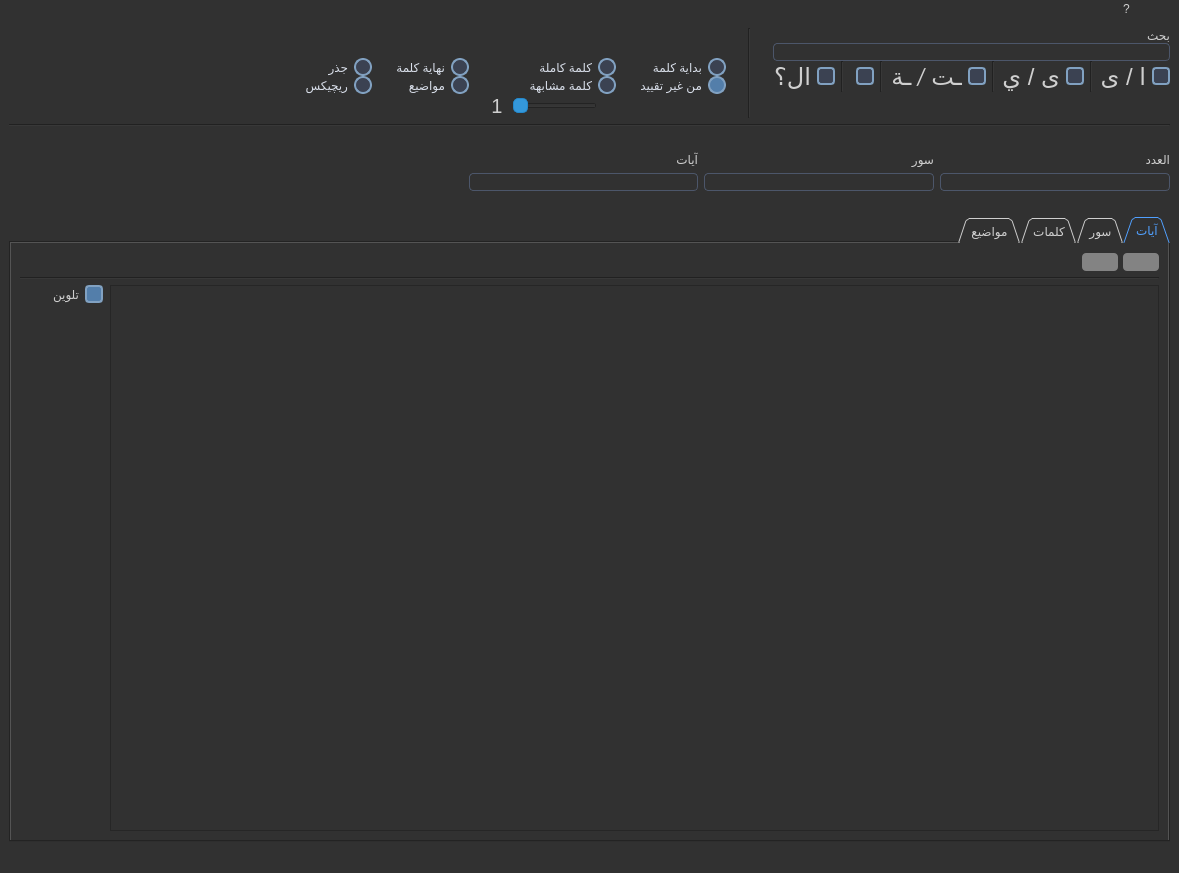
First picture: the form in gui/main_window/main_screen.ui, repository masalha-alaa/quran-counter, before the edit.
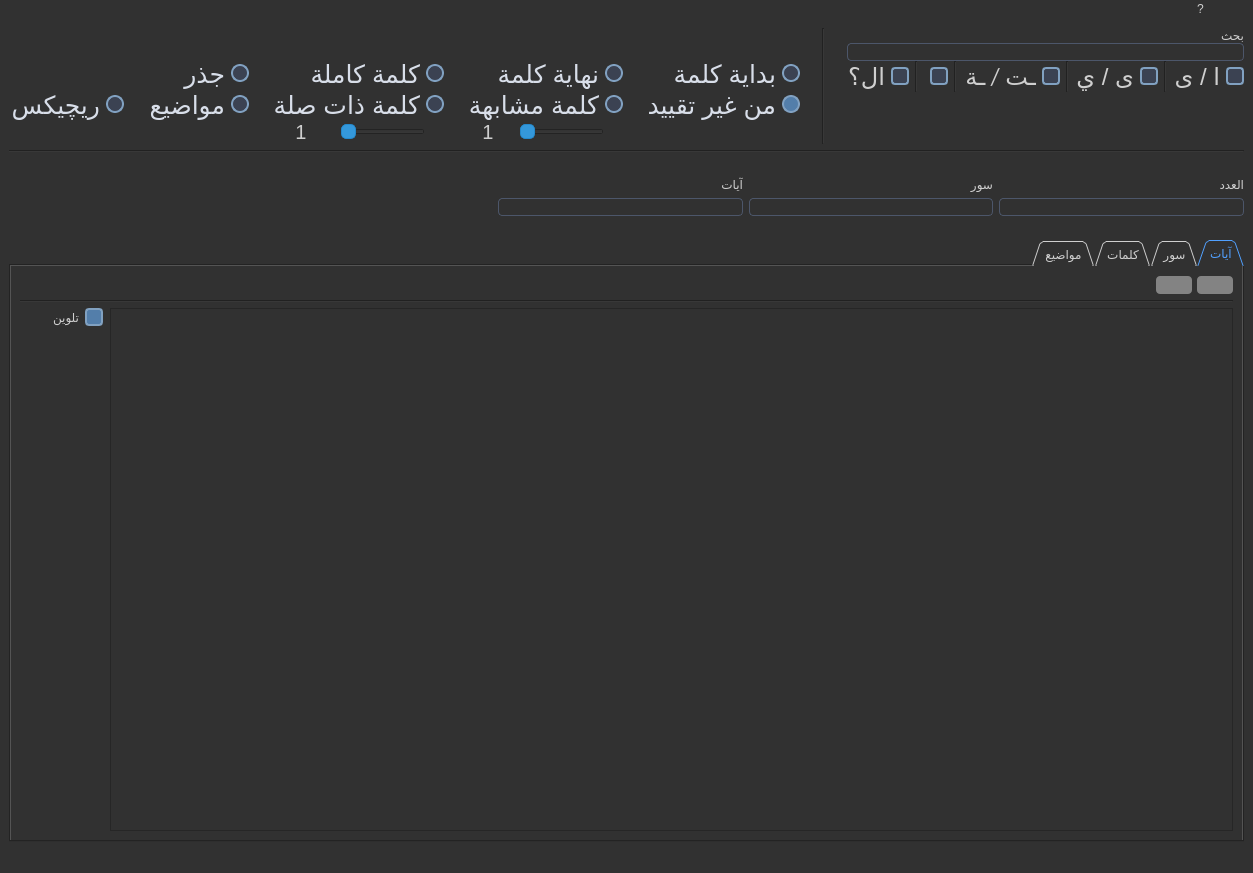
Second picture: the form after the edit. Icons and pictures are not drawn. Custom widgets are drawn as their Qt base class.

Patch:
```diff
--- a/gui/main_window/main_screen.ui
+++ b/gui/main_window/main_screen.ui
@@ -46,9 +46,14 @@
     background-color: #537EAA;
 }
 
+QCheckBox::indicator:hover {
+    background-color: #47607E;
+}
+
 /* Radio button styling */
 QRadioButton {
     color: #D8DEE9;
+    font: 19pt;
 }
 
 QRadioButton::indicator {
@@ -63,6 +68,10 @@
     background-color: #537EAA;
 }
 
+QRadioButton::indicator:hover {
+    background-color: #47607E;
+}
+
 /* Button styling */
 QPushButton {
     background-color: #5F82AD;
@@ -538,47 +547,7 @@
           </item>
          </layout>
         </item>
-        <item row="0" column="1">
-         <widget class="QRadioButton" name="fullWordRadioButton">
-          <property name="toolTip">
-           <string/>
-          </property>
-          <property name="styleSheet">
-           <string notr="true">QToolTip { 
-    color: #484848;
-	font: 14pt;
-}
-</string>
-          </property>
-          <property name="text">
-           <string>كلمة كاملة</string>
-          </property>
-          <attribute name="buttonGroup">
-           <string notr="true">searchOptionsButtonGroup</string>
-          </attribute>
-         </widget>
-        </item>
-        <item row="0" column="2">
-         <widget class="QRadioButton" name="endOfWordRadioButton">
-          <property name="toolTip">
-           <string/>
-          </property>
-          <property name="styleSheet">
-           <string notr="true">QToolTip { 
-    color: #484848;
-	font: 14pt;
-}
-</string>
-          </property>
-          <property name="text">
-           <string>نهاية كلمة</string>
-          </property>
-          <attribute name="buttonGroup">
-           <string notr="true">searchOptionsButtonGroup</string>
-          </attribute>
-         </widget>
-        </item>
-        <item row="1" column="3">
+        <item row="1" column="4">
          <layout class="QVBoxLayout" name="verticalLayout_23">
           <item>
            <widget class="QRadioButton" name="regexRadioButton">
@@ -618,7 +587,7 @@
           </item>
          </layout>
         </item>
-        <item row="1" column="2">
+        <item row="1" column="3">
          <layout class="QVBoxLayout" name="verticalLayout_24">
           <item>
            <widget class="QRadioButton" name="topicsRadioButton">
@@ -658,6 +627,165 @@
           </item>
          </layout>
         </item>
+        <item row="1" column="2">
+         <layout class="QVBoxLayout" name="verticalLayout_19">
+          <property name="spacing">
+           <number>0</number>
+          </property>
+          <item>
+           <widget class="QRadioButton" name="relatedWordsRadioButton">
+            <property name="toolTip">
+             <string>كلمات مشابهة (في الصياغة وليس في المعنى)</string>
+            </property>
+            <property name="styleSheet">
+             <string notr="true">QToolTip { 
+    color: #484848;
+	font: 14pt;
+}
+</string>
+            </property>
+            <property name="text">
+             <string>كلمة ذات صلة</string>
+            </property>
+           </widget>
+          </item>
+          <item>
+           <layout class="QHBoxLayout" name="horizontalLayout_18">
+            <property name="spacing">
+             <number>10</number>
+            </property>
+            <property name="sizeConstraint">
+             <enum>QLayout::SetDefaultConstraint</enum>
+            </property>
+            <property name="rightMargin">
+             <number>19</number>
+            </property>
+            <item>
+             <widget class="QSlider" name="relatedWordsThresholdSlider">
+              <property name="enabled">
+               <bool>true</bool>
+              </property>
+              <property name="sizePolicy">
+               <sizepolicy hsizetype="Minimum" vsizetype="Fixed">
+                <horstretch>0</horstretch>
+                <verstretch>0</verstretch>
+               </sizepolicy>
+              </property>
+              <property name="toolTip">
+               <string>عتبة التشابه</string>
+              </property>
+              <property name="minimum">
+               <number>1</number>
+              </property>
+              <property name="maximum">
+               <number>5</number>
+              </property>
+              <property name="pageStep">
+               <number>2</number>
+              </property>
+              <property name="value">
+               <number>1</number>
+              </property>
+              <property name="orientation">
+               <enum>Qt::Horizontal</enum>
+              </property>
+              <property name="invertedAppearance">
+               <bool>true</bool>
+              </property>
+              <property name="invertedControls">
+               <bool>false</bool>
+              </property>
+              <property name="tickPosition">
+               <enum>QSlider::NoTicks</enum>
+              </property>
+             </widget>
+            </item>
+            <item>
+             <widget class="QLabel" name="relatedWordsThresholdLabel">
+              <property name="toolTip">
+               <string/>
+              </property>
+              <property name="styleSheet">
+               <string notr="true">font-size: 15pt;</string>
+              </property>
+              <property name="text">
+               <string notr="true">1</string>
+              </property>
+              <property name="alignment">
+               <set>Qt::AlignHCenter|Qt::AlignTop</set>
+              </property>
+              <property name="margin">
+               <number>1</number>
+              </property>
+              <property name="indent">
+               <number>-1</number>
+              </property>
+             </widget>
+            </item>
+           </layout>
+          </item>
+         </layout>
+        </item>
+        <item row="0" column="3">
+         <widget class="QRadioButton" name="rootRadioButton">
+          <property name="toolTip">
+           <string>كلمات بنفس جذر كلمة البحث</string>
+          </property>
+          <property name="styleSheet">
+           <string notr="true">QToolTip { 
+    color: #484848;
+	font: 14pt;
+}
+</string>
+          </property>
+          <property name="text">
+           <string>جذر</string>
+          </property>
+          <attribute name="buttonGroup">
+           <string notr="true">searchOptionsButtonGroup</string>
+          </attribute>
+         </widget>
+        </item>
+        <item row="0" column="1">
+         <widget class="QRadioButton" name="endOfWordRadioButton">
+          <property name="toolTip">
+           <string/>
+          </property>
+          <property name="styleSheet">
+           <string notr="true">QToolTip { 
+    color: #484848;
+	font: 14pt;
+}
+</string>
+          </property>
+          <property name="text">
+           <string>نهاية كلمة</string>
+          </property>
+          <attribute name="buttonGroup">
+           <string notr="true">searchOptionsButtonGroup</string>
+          </attribute>
+         </widget>
+        </item>
+        <item row="0" column="2">
+         <widget class="QRadioButton" name="fullWordRadioButton">
+          <property name="toolTip">
+           <string/>
+          </property>
+          <property name="styleSheet">
+           <string notr="true">QToolTip { 
+    color: #484848;
+	font: 14pt;
+}
+</string>
+          </property>
+          <property name="text">
+           <string>كلمة كاملة</string>
+          </property>
+          <attribute name="buttonGroup">
+           <string notr="true">searchOptionsButtonGroup</string>
+          </attribute>
+         </widget>
+        </item>
        </layout>
       </item>
       <item>
```
Left out of the diff: 60 changed lines with no effect on the pictures.
